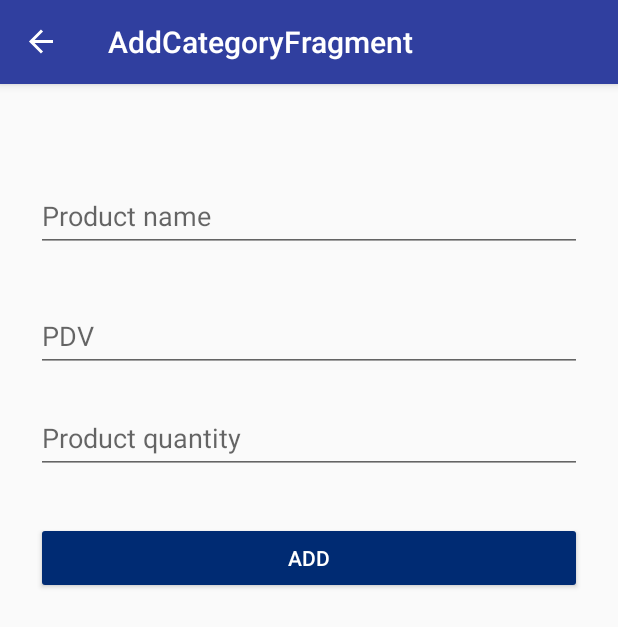
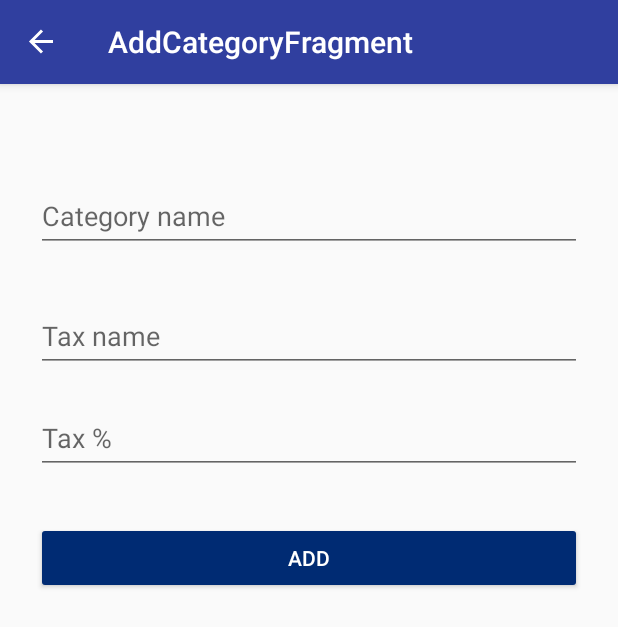
Before and after one commit to hkolos1/NRS2022-Projekat-Grupa1, an Android app: the AddCategoryFragment screen opened through its navigation route, on a phone screen of 412 x 824 dp. Shown: the top 627 px of the screen. Run offline under Robolectric (Android 15) with nearby library versions, the light colour scheme and no system bars; our stand-ins replace Room's generated code, navigation-ui.

Commit message:
Name fix

```diff
--- a/app/src/main/java/com/example/roomapp/fragments/storageadmin/category/UpdateCategoryFragment.kt
+++ b/app/src/main/java/com/example/roomapp/fragments/storageadmin/category/UpdateCategoryFragment.kt
@@ -60,7 +60,7 @@ class UpdateCategoryFragment : Fragment() {
             val cal: Calendar = Calendar.getInstance()
 //            mLogViewModel.addLog(Log(0,args.user.firstName,"Updated product",cal.time.toString()))
 
-            Toast.makeText(requireContext(),"Product updated", Toast.LENGTH_LONG).show()
+            Toast.makeText(requireContext(),"Category updated", Toast.LENGTH_LONG).show()
             findNavController().navigateUp()
         }else{
             Toast.makeText(requireContext(),"Please fill out all fields! ", Toast.LENGTH_LONG).show()
--- a/app/src/main/res/layout/fragment_add_category.xml
+++ b/app/src/main/res/layout/fragment_add_category.xml
@@ -15,7 +15,7 @@
         android:layout_marginEnd="24dp"
         android:width="100dp"
         android:height="20dp"
-        android:hint="Product name"
+        android:hint="Category name"
         android:inputType="text"
         android:minHeight="48dp"
         android:textSize="18sp"
@@ -32,7 +32,7 @@
         android:layout_marginEnd="24dp"
         android:width="100dp"
         android:height="20dp"
-        android:hint="PDV"
+        android:hint="Tax name"
         android:minHeight="48dp"
         app:layout_constraintEnd_toEndOf="parent"
         app:layout_constraintStart_toStartOf="parent"
@@ -47,7 +47,8 @@
         android:layout_marginEnd="24dp"
         android:width="100dp"
         android:height="20dp"
-        android:hint="Product quantity"
+        android:hint="Tax %"
+        android:inputType="number"
         android:minHeight="48dp"
         app:layout_constraintEnd_toEndOf="parent"
         app:layout_constraintHorizontal_bias="0.0"
--- a/app/src/main/res/layout/fragment_category.xml
+++ b/app/src/main/res/layout/fragment_category.xml
@@ -91,7 +91,7 @@
         android:layout_marginStart="24dp"
         android:layout_marginEnd="24dp"
         android:layout_marginBottom="32dp"
-        android:text="ADD PRODUCT"
+        android:text="ADD CATEGORY"
         android:textColor="#FFFFFF"
         android:backgroundTint="#002B73"
         app:layout_constraintBottom_toBottomOf="parent"
--- a/app/src/main/res/layout/fragment_update_category.xml
+++ b/app/src/main/res/layout/fragment_update_category.xml
@@ -14,7 +14,7 @@
         android:layout_marginEnd="24dp"
         android:width="100dp"
         android:height="20dp"
-        android:hint="Product name"
+        android:hint="Category name"
         android:inputType="text"
         android:minHeight="48dp"
         app:layout_constraintEnd_toEndOf="parent"
@@ -31,7 +31,7 @@
         android:layout_marginEnd="24dp"
         android:width="100dp"
         android:height="20dp"
-        android:hint="PDV"
+        android:hint="Tax name"
         android:inputType="text"
         android:minHeight="48dp"
         app:layout_constraintEnd_toEndOf="parent"
@@ -48,7 +48,7 @@
         android:layout_marginEnd="24dp"
         android:width="100dp"
         android:height="20dp"
-        android:hint="Product quantity"
+        android:hint="Tax %"
         android:inputType="number"
         android:minHeight="48dp"
         app:layout_constraintEnd_toEndOf="parent"
```
